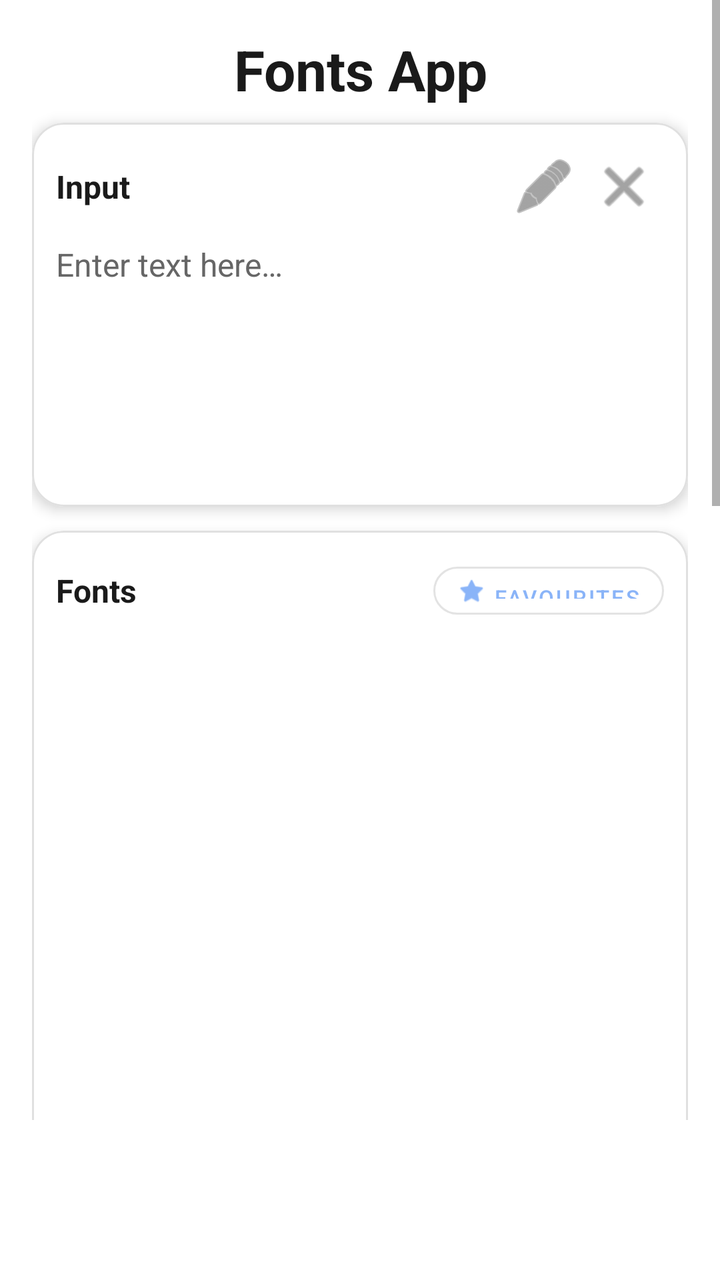
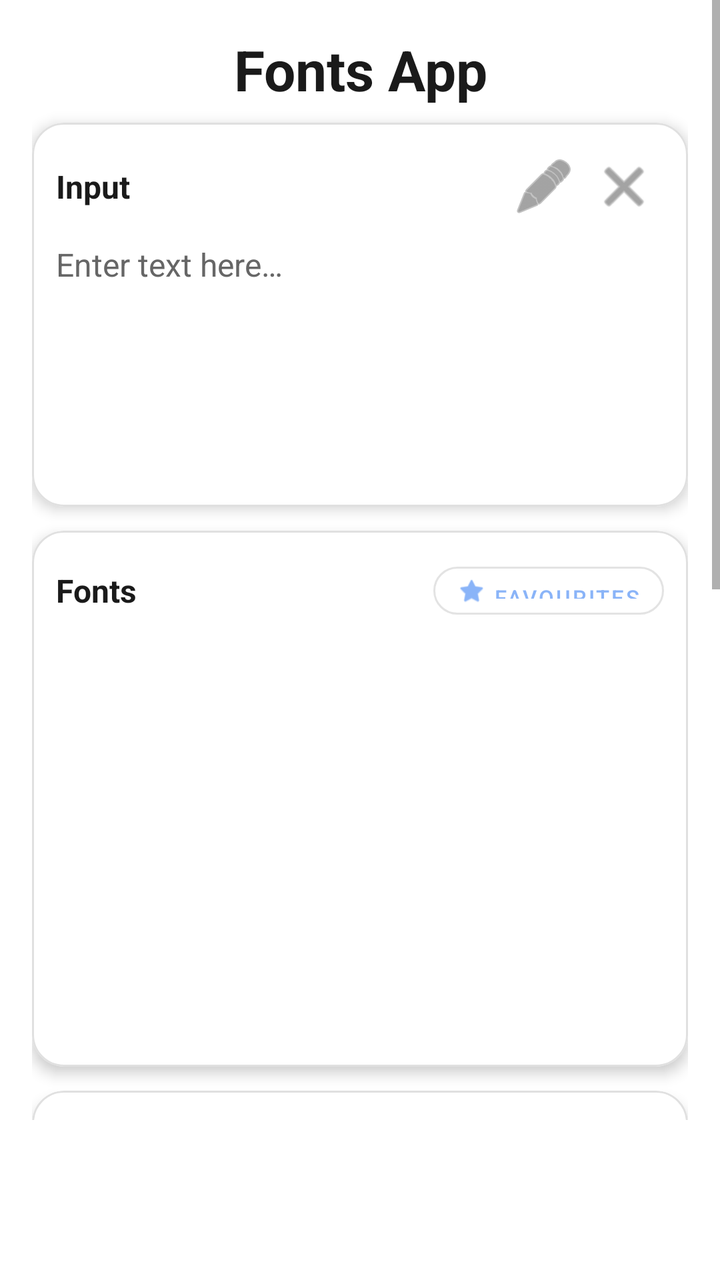

Before-and-after screenshots of an Android layout around one commit, followed by the original layout XML and the change that was made.
<!-- AndroidManifest.xml: application theme Theme.FontsApp -->
<!-- res/layout/activity_main.xml -->
<?xml version="1.0" encoding="utf-8"?>
<ScrollView xmlns:android="http://schemas.android.com/apk/res/android"
    xmlns:app="http://schemas.android.com/apk/res-auto"
    android:layout_width="match_parent"
    android:layout_height="match_parent"
    android:fillViewport="true"
    android:background="?android:colorBackground"
    android:paddingBottom="80dp">

    <LinearLayout
        android:layout_width="match_parent"
        android:layout_height="wrap_content"
        android:orientation="vertical"
        android:gravity="center_horizontal"
        android:padding="16dp">

        <TextView
            android:id="@+id/tvTitle"
            android:layout_width="wrap_content"
            android:layout_height="wrap_content"
            android:text="@string/app_name"
            android:textSize="28sp"
            android:textStyle="bold"
            android:textColor="@color/text_primary"
            android:layout_marginBottom="8dp"
            android:gravity="center" />

        <com.google.android.material.card.MaterialCardView
            android:layout_width="match_parent"
            android:layout_height="wrap_content"
            android:layout_marginBottom="12dp"
            app:cardCornerRadius="16dp"
            app:cardElevation="4dp"
            app:cardBackgroundColor="@color/card_background"
            app:strokeWidth="1dp"
            app:strokeColor="@color/divider">

            <LinearLayout
                android:layout_width="match_parent"
                android:layout_height="wrap_content"
                android:orientation="vertical"
                android:padding="12dp">

                <LinearLayout
                    android:layout_width="match_parent"
                    android:layout_height="wrap_content"
                    android:orientation="horizontal"
                    android:gravity="center_vertical"
                    android:layout_marginBottom="8dp">

                    <TextView
                        android:layout_width="0dp"
                        android:layout_height="wrap_content"
                        android:layout_weight="1"
                        android:text="Input"
                        android:textSize="16sp"
                        android:textStyle="bold"
                        android:textColor="@color/text_primary" />

                    <ImageButton
                        android:id="@+id/btnPaste"
                        android:layout_width="40dp"
                        android:layout_height="40dp"
                        android:src="@android:drawable/ic_menu_edit"
                        android:background="?android:attr/selectableItemBackgroundBorderless"
                        android:contentDescription="@string/paste"
                        android:tint="@color/text_secondary" />

                    <ImageButton
                        android:id="@+id/btnClearInput"
                        android:layout_width="40dp"
                        android:layout_height="40dp"
                        android:src="@android:drawable/ic_menu_close_clear_cancel"
                        android:background="?android:attr/selectableItemBackgroundBorderless"
                        android:contentDescription="@string/clear_input"
                        android:tint="@color/text_secondary" />

                </LinearLayout>

                <EditText
                    android:id="@+id/etInput"
                    android:layout_width="match_parent"
                    android:layout_height="120dp"
                    android:gravity="top|start"
                    android:hint="@string/input_hint"
                    android:textSize="16sp"
                    android:background="@android:color/transparent"
                    android:inputType="textMultiLine|textCapSentences"
                    android:textColor="@color/text_primary"
                    android:textColorHint="@color/text_secondary" />

            </LinearLayout>

        </com.google.android.material.card.MaterialCardView>

        <com.google.android.material.card.MaterialCardView
            android:layout_width="match_parent"
            android:layout_height="wrap_content"
            android:layout_marginBottom="12dp"
            app:cardCornerRadius="16dp"
            app:cardElevation="4dp"
            app:cardBackgroundColor="@color/card_background"
            app:strokeWidth="1dp"
            app:strokeColor="@color/divider">

            <LinearLayout
                android:layout_width="match_parent"
                android:layout_height="wrap_content"
                android:orientation="vertical"
                android:padding="12dp">

                <LinearLayout
                    android:layout_width="match_parent"
                    android:layout_height="wrap_content"
                    android:orientation="horizontal"
                    android:gravity="center_vertical"
                    android:layout_marginBottom="8dp">

                    <TextView
                        android:layout_width="0dp"
                        android:layout_height="wrap_content"
                        android:layout_weight="1"
                        android:text="Fonts"
                        android:textSize="16sp"
                        android:textStyle="bold"
                        android:textColor="@color/text_primary" />

                    <com.google.android.material.button.MaterialButton
                        android:id="@+id/btnToggleFavs"
                        style="@style/Widget.FontsApp.Button.Outlined"
                        android:layout_width="wrap_content"
                        android:layout_height="36dp"
                        android:text="Favourites"
                        android:textSize="11sp"
                        app:icon="@android:drawable/btn_star_big_on"
                        app:iconSize="14dp" />

                </LinearLayout>

                <androidx.recyclerview.widget.RecyclerView
                    android:id="@+id/rvFonts"
                    android:layout_width="match_parent"
                    android:layout_height="400dp"
                    android:nestedScrollingEnabled="true"
                    android:clipToPadding="true"
                    android:scrollbars="vertical" />

            </LinearLayout>

        </com.google.android.material.card.MaterialCardView>

        <com.google.android.material.card.MaterialCardView
            android:id="@+id/cardSymbols"
            android:layout_width="match_parent"
            android:layout_height="wrap_content"
            android:layout_marginBottom="12dp"
            android:visibility="gone"
            app:cardCornerRadius="16dp"
            app:cardElevation="4dp"
            app:cardBackgroundColor="@color/card_background"
            app:strokeWidth="1dp"
            app:strokeColor="@color/divider">

            <LinearLayout
                android:layout_width="match_parent"
                android:layout_height="wrap_content"
                android:orientation="vertical"
                android:padding="12dp">

                <LinearLayout
                    android:layout_width="match_parent"
                    android:layout_height="wrap_content"
                    android:orientation="horizontal"
                    android:gravity="center_vertical"
                    android:layout_marginBottom="8dp">

                    <TextView
                        android:id="@+id/tvSymbolsHeader"
                        android:layout_width="0dp"
                        android:layout_height="wrap_content"
                        android:layout_weight="1"
                        android:text="Symbols"
                        android:textSize="14sp"
                        android:textStyle="bold"
                        android:textColor="@color/text_primary"
                        android:clickable="true"
                        android:focusable="true"
                        android:background="?android:attr/selectableItemBackground" />

                    <com.google.android.material.button.MaterialButton
                        android:id="@+id/btnHideSymbols"
                        style="@style/Widget.FontsApp.Button.Outlined"
                        android:layout_width="wrap_content"
                        android:layout_height="32dp"
                        android:text="Hide"
                        android:textSize="10sp" />

                </LinearLayout>

                <com.google.android.flexbox.FlexboxLayout
                    android:id="@+id/flexSymbols"
                    android:layout_width="match_parent"
                    android:layout_height="wrap_content"
                    app:flexWrap="wrap"
                    app:justifyContent="flex_start" />

            </LinearLayout>

        </com.google.android.material.card.MaterialCardView>

        <com.google.android.material.card.MaterialCardView
            android:id="@+id/cardEmojis"
            android:layout_width="match_parent"
            android:layout_height="wrap_content"
            android:layout_marginBottom="12dp"
            android:visibility="gone"
            app:cardCornerRadius="16dp"
            app:cardElevation="4dp"
            app:cardBackgroundColor="@color/card_background"
            app:strokeWidth="1dp"
            app:strokeColor="@color/divider">

            <LinearLayout
                android:layout_width="match_parent"
                android:layout_height="wrap_content"
                android:orientation="vertical"
                android:padding="12dp">

                <LinearLayout
                    android:layout_width="match_parent"
                    android:layout_height="wrap_content"
                    android:orientation="horizontal"
                    android:gravity="center_vertical"
                    android:layout_marginBottom="8dp">

                    <TextView
                        android:id="@+id/tvEmojisHeader"
                        android:layout_width="0dp"
                        android:layout_height="wrap_content"
                        android:layout_weight="1"
                        android:text="Emojis"
                        android:textSize="14sp"
                        android:textStyle="bold"
                        android:textColor="@color/text_primary"
                        android:clickable="true"
                        android:focusable="true"
                        android:background="?android:attr/selectableItemBackground" />

                    <com.google.android.material.button.MaterialButton
                        android:id="@+id/btnHideEmojis"
                        style="@style/Widget.FontsApp.Button.Outlined"
                        android:layout_width="wrap_content"
                        android:layout_height="32dp"
                        android:text="Hide"
                        android:textSize="10sp" />

                </LinearLayout>

                <com.google.android.flexbox.FlexboxLayout
                    android:id="@+id/flexEmojis"
                    android:layout_width="match_parent"
                    android:layout_height="wrap_content"
                    app:flexWrap="wrap"
                    app:justifyContent="flex_start" />

            </LinearLayout>

        </com.google.android.material.card.MaterialCardView>

        <com.google.android.material.card.MaterialCardView
            android:layout_width="match_parent"
            android:layout_height="wrap_content"
            android:layout_marginBottom="12dp"
            app:cardCornerRadius="16dp"
            app:cardElevation="4dp"
            app:cardBackgroundColor="@color/card_background"
            app:strokeWidth="1dp"
            app:strokeColor="@color/divider">

            <LinearLayout
                android:layout_width="match_parent"
                android:layout_height="wrap_content"
                android:orientation="vertical"
                android:padding="12dp">

                <LinearLayout
                    android:layout_width="match_parent"
                    android:layout_height="wrap_content"
                    android:orientation="horizontal"
                    android:gravity="center_vertical"
                    android:layout_marginBottom="8dp">

                    <TextView
                        android:layout_width="0dp"
                        android:layout_height="wrap_content"
                        android:layout_weight="1"
                        android:text="Output"
                        android:textSize="16sp"
                        android:textStyle="bold"
                        android:textColor="@color/text_primary" />

                    <ImageButton
                        android:id="@+id/btnCopy"
                        android:layout_width="40dp"
                        android:layout_height="40dp"
                        android:src="@android:drawable/ic_menu_share"
                        android:background="?android:attr/selectableItemBackgroundBorderless"
                        android:contentDescription="@string/copy"
                        android:tint="@color/text_secondary" />

                    <ImageButton
                        android:id="@+id/btnClearOutput"
                        android:layout_width="40dp"
                        android:layout_height="40dp"
                        android:src="@android:drawable/ic_menu_close_clear_cancel"
                        android:background="?android:attr/selectableItemBackgroundBorderless"
                        android:contentDescription="@string/clear_output"
                        android:tint="@color/text_secondary" />

                </LinearLayout>

                <TextView
                    android:id="@+id/etOutput"
                    android:layout_width="match_parent"
                    android:layout_height="120dp"
                    android:gravity="top|start"
                    android:hint="@string/output_hint"
                    android:textSize="16sp"
                    android:background="@android:color/transparent"
                    android:textColor="@color/text_primary"
                    android:textColorHint="@color/text_secondary"
                    android:textIsSelectable="true"
                    android:scrollbars="vertical" />

                <LinearLayout
                    android:layout_width="match_parent"
                    android:layout_height="wrap_content"
                    android:orientation="horizontal"
                    android:gravity="center_vertical"
                    android:layout_marginTop="8dp">

                    <TextView
                        android:layout_width="wrap_content"
                        android:layout_height="wrap_content"
                        android:text="Size:"
                        android:textSize="12sp"
                        android:textColor="@color/text_secondary"
                        android:layout_marginEnd="8dp" />

                    <SeekBar
                        android:id="@+id/sbFontSize"
                        android:layout_width="0dp"
                        android:layout_height="wrap_content"
                        android:layout_weight="1"
                        android:max="40"
                        android:progress="16"
                        android:min="8" />

                    <TextView
                        android:id="@+id/tvFontSize"
                        android:layout_width="40dp"
                        android:layout_height="wrap_content"
                        android:text="16"
                        android:textSize="12sp"
                        android:textColor="@color/text_secondary"
                        android:gravity="center" />

                </LinearLayout>

            </LinearLayout>

        </com.google.android.material.card.MaterialCardView>

        <com.google.android.material.card.MaterialCardView
            android:layout_width="match_parent"
            android:layout_height="wrap_content"
            android:layout_marginBottom="12dp"
            app:cardCornerRadius="16dp"
            app:cardElevation="4dp"
            app:cardBackgroundColor="@color/card_background"
            app:strokeWidth="1dp"
            app:strokeColor="@color/divider">

            <LinearLayout
                android:layout_width="match_parent"
                android:layout_height="wrap_content"
                android:orientation="vertical"
                android:padding="12dp">

                <TextView
                    android:layout_width="wrap_content"
                    android:layout_height="wrap_content"
                    android:text="Transform"
                    android:textSize="14sp"
                    android:textStyle="bold"
                    android:textColor="@color/text_primary"
                    android:layout_marginBottom="8dp" />

                <LinearLayout
                    android:layout_width="match_parent"
                    android:layout_height="wrap_content"
                    android:orientation="horizontal"
                    android:gravity="center">

                    <com.google.android.material.button.MaterialButton
                        android:id="@+id/btnFlipUp"
                        style="@style/Widget.FontsApp.Button.Outlined"
                        android:layout_width="0dp"
                        android:layout_height="wrap_content"
                        android:layout_weight="1"
                        android:layout_marginEnd="4dp"
                        android:text="@string/flip_up"
                        android:textSize="11sp" />

                    <com.google.android.material.button.MaterialButton
                        android:id="@+id/btnFlipDown"
                        style="@style/Widget.FontsApp.Button.Outlined"
                        android:layout_width="0dp"
                        android:layout_height="wrap_content"
                        android:layout_weight="1"
                        android:layout_marginEnd="4dp"
                        android:text="@string/flip_down"
                        android:textSize="11sp" />

                    <com.google.android.material.button.MaterialButton
                        android:id="@+id/btnFlipLeft"
                        style="@style/Widget.FontsApp.Button.Outlined"
                        android:layout_width="0dp"
                        android:layout_height="wrap_content"
                        android:layout_weight="1"
                        android:layout_marginEnd="4dp"
                        android:text="@string/flip_left"
                        android:textSize="11sp" />

                    <com.google.android.material.button.MaterialButton
                        android:id="@+id/btnFlipRight"
                        style="@style/Widget.FontsApp.Button.Outlined"
                        android:layout_width="0dp"
                        android:layout_height="wrap_content"
                        android:layout_weight="1"
                        android:layout_marginEnd="4dp"
                        android:text="@string/flip_right"
                        android:textSize="11sp" />

                    <com.google.android.material.button.MaterialButton
                        android:id="@+id/btnReverse"
                        style="@style/Widget.FontsApp.Button.Outlined"
                        android:layout_width="0dp"
                        android:layout_height="wrap_content"
                        android:layout_weight="1"
                        android:text="@string/reverse"
                        android:textSize="11sp" />

                </LinearLayout>

            </LinearLayout>

        </com.google.android.material.card.MaterialCardView>

        <com.google.android.material.card.MaterialCardView
            android:layout_width="match_parent"
            android:layout_height="wrap_content"
            android:layout_marginBottom="12dp"
            app:cardCornerRadius="16dp"
            app:cardElevation="4dp"
            app:cardBackgroundColor="@color/card_background"
            app:strokeWidth="1dp"
            app:strokeColor="@color/divider">

            <LinearLayout
                android:layout_width="match_parent"
                android:layout_height="wrap_content"
                android:orientation="vertical"
                android:padding="12dp">

                <TextView
                    android:layout_width="wrap_content"
                    android:layout_height="wrap_content"
                    android:text="Actions"
                    android:textSize="14sp"
                    android:textStyle="bold"
                    android:textColor="@color/text_primary"
                    android:layout_marginBottom="8dp" />

                <LinearLayout
                    android:layout_width="match_parent"
                    android:layout_height="wrap_content"
                    android:orientation="horizontal"
                    android:gravity="center"
                    android:layout_marginBottom="8dp">

                    <com.google.android.material.button.MaterialButton
                        android:id="@+id/btnSymbols"
                        style="@style/Widget.FontsApp.Button"
                        android:layout_width="0dp"
                        android:layout_height="wrap_content"
                        android:layout_weight="1"
                        android:layout_marginEnd="4dp"
                        android:text="@string/symbols"
                        android:textSize="11sp"
                        app:icon="@android:drawable/ic_menu_sort_by_size"
                        app:iconSize="16dp" />

                    <com.google.android.material.button.MaterialButton
                        android:id="@+id/btnEmojis"
                        style="@style/Widget.FontsApp.Button"
                        android:layout_width="0dp"
                        android:layout_height="wrap_content"
                        android:layout_weight="1"
                        android:layout_marginEnd="4dp"
                        android:text="@string/emojis"
                        android:textSize="11sp"
                        app:icon="@android:drawable/ic_menu_gallery"
                        app:iconSize="16dp" />

                    <com.google.android.material.button.MaterialButton
                        android:id="@+id/btnSave"
                        style="@style/Widget.FontsApp.Button"
                        android:layout_width="0dp"
                        android:layout_height="wrap_content"
                        android:layout_weight="1"
                        android:text="@string/save"
                        android:textSize="11sp"
                        app:icon="@android:drawable/ic_menu_save"
                        app:iconSize="16dp" />

                </LinearLayout>

                <LinearLayout
                    android:layout_width="match_parent"
                    android:layout_height="wrap_content"
                    android:orientation="horizontal"
                    android:gravity="center">

                    <com.google.android.material.button.MaterialButton
                        android:id="@+id/btnLoad"
                        style="@style/Widget.FontsApp.Button"
                        android:layout_width="0dp"
                        android:layout_height="wrap_content"
                        android:layout_weight="1"
                        android:layout_marginEnd="4dp"
                        android:text="@string/load"
                        android:textSize="11sp"
                        app:icon="@android:drawable/ic_menu_upload"
                        app:iconSize="16dp" />

                    <com.google.android.material.button.MaterialButton
                        android:id="@+id/btnUploadFont"
                        style="@style/Widget.FontsApp.Button"
                        android:layout_width="0dp"
                        android:layout_height="wrap_content"
                        android:layout_weight="1"
                        android:layout_marginEnd="4dp"
                        android:text="@string/upload_font"
                        android:textSize="11sp"
                        app:icon="@android:drawable/ic_menu_add"
                        app:iconSize="16dp" />

                    <com.google.android.material.button.MaterialButton
                        android:id="@+id/btnCopyOutput"
                        style="@style/Widget.FontsApp.Button"
                        android:layout_width="0dp"
                        android:layout_height="wrap_content"
                        android:layout_weight="1"
                        android:text="@string/copy"
                        android:textSize="11sp"
                        app:icon="@android:drawable/ic_menu_share"
                        app:iconSize="16dp" />

                </LinearLayout>

            </LinearLayout>

        </com.google.android.material.card.MaterialCardView>

        <LinearLayout
            android:layout_width="match_parent"
            android:layout_height="wrap_content"
            android:orientation="horizontal"
            android:gravity="center"
            android:layout_marginBottom="16dp">

            <com.google.android.material.button.MaterialButton
                android:id="@+id/btnSettings"
                style="@style/Widget.FontsApp.Button"
                android:layout_width="0dp"
                android:layout_height="wrap_content"
                android:layout_weight="1"
                android:layout_marginEnd="8dp"
                android:text="@string/settings"
                app:icon="@android:drawable/ic_menu_preferences" />

            <com.google.android.material.button.MaterialButton
                android:id="@+id/btnAbout"
                style="@style/Widget.FontsApp.Button"
                android:layout_width="0dp"
                android:layout_height="wrap_content"
                android:layout_weight="1"
                android:text="@string/about"
                app:icon="@android:drawable/ic_menu_info_details" />

        </LinearLayout>

        <TextView
            android:id="@+id/tvStatus"
            android:layout_width="match_parent"
            android:layout_height="wrap_content"
            android:gravity="center"
            android:textSize="14sp"
            android:textColor="@color/accent_green"
            android:alpha="0"
            android:padding="8dp" />

    </LinearLayout>

</ScrollView>
<!-- resources referenced by this layout -->
<resources>
  <color name="accent_green">#FF4CAF50</color>
  <color name="card_background">#FFFFFFFF</color>
  <color name="divider">#FFE0E0E0</color>
  <color name="text_primary">#FF1A1A1A</color>
  <color name="text_secondary">#FF666666</color>
  <string name="about">About</string>
  <string name="app_name">Fonts App</string>
  <string name="clear_input">Clear Input</string>
  <string name="clear_output">Clear Output</string>
  <string name="copy">Copy</string>
  <string name="emojis">Emojis</string>
  <string name="flip_down">Flip Down</string>
  <string name="flip_left">Flip Left</string>
  <string name="flip_right">Flip Right</string>
  <string name="flip_up">Flip Up</string>
  <string name="input_hint">Enter text here…</string>
  <string name="load">Load</string>
  <string name="output_hint">Styled text appears here…</string>
  <string name="paste">Paste</string>
  <string name="reverse">Reverse</string>
  <string name="save">Save</string>
  <string name="settings">Settings</string>
  <string name="symbols">Symbols</string>
  <string name="upload_font">Upload Font</string>
  <style name="Widget.FontsApp.Button" parent="Widget.MaterialComponents.Button">
          <item name="android:textSize">13sp</item>
          <item name="cornerRadius">12dp</item>
          <item name="android:paddingStart">12dp</item>
          <item name="android:paddingEnd">12dp</item>
          <item name="android:paddingTop">8dp</item>
          <item name="android:paddingBottom">8dp</item>
      </style>
  <style name="Widget.FontsApp.Button.Outlined" parent="Widget.MaterialComponents.Button.OutlinedButton">
          <item name="android:textSize">13sp</item>
          <item name="cornerRadius">12dp</item>
          <item name="android:paddingStart">12dp</item>
          <item name="android:paddingEnd">12dp</item>
          <item name="android:paddingTop">8dp</item>
          <item name="android:paddingBottom">8dp</item>
      </style>
  <style name="Theme.FontsApp" parent="Theme.MaterialComponents.DayNight.NoActionBar">
          <item name="colorPrimary">@color/primary</item>
          <item name="colorPrimaryVariant">@color/primary_variant</item>
          <item name="colorOnPrimary">@color/on_primary</item>
          <item name="colorSecondary">@color/secondary</item>
          <item name="colorSecondaryVariant">@color/secondary_variant</item>
          <item name="colorOnSecondary">@color/on_secondary</item>
          <item name="android:colorBackground">@color/background</item>
          <item name="colorSurface">@color/surface</item>
          <item name="colorOnSurface">@color/on_surface</item>
          <item name="colorError">@color/error</item>
          <item name="android:statusBarColor">@color/background</item>
          <item name="android:navigationBarColor">@color/background</item>
          <item name="android:forceDarkAllowed">false</item>
      </style>
  <color name="primary">#FF8AB4F8</color>
  <color name="primary_variant">#FF6B9CE8</color>
  <color name="on_primary">#FF000000</color>
  <color name="secondary">#FFF28B82</color>
  <color name="secondary_variant">#FFE87A5B</color>
  <color name="on_secondary">#FF000000</color>
  <color name="background">#FFFFFFFF</color>
  <color name="surface">#FFF5F5F5</color>
  <color name="on_surface">#FF1A1A1A</color>
  <color name="error">#FFB00020</color>
</resources>

<!-- the commit's change to res/layout/activity_main.xml (unified diff, before → after) -->
@@ -140,7 +140,7 @@
                 <androidx.recyclerview.widget.RecyclerView
                     android:id="@+id/rvFonts"
                     android:layout_width="match_parent"
-                    android:layout_height="400dp"
+                    android:layout_height="200dp"
                     android:nestedScrollingEnabled="true"
                     android:clipToPadding="true"
                     android:scrollbars="vertical" />
@@ -330,7 +330,9 @@
                     android:textColor="@color/text_primary"
                     android:textColorHint="@color/text_secondary"
                     android:textIsSelectable="true"
-                    android:scrollbars="vertical" />
+                    android:scrollbars="vertical"
+                    android:clickable="true"
+                    android:focusable="true" />
 
                 <LinearLayout
                     android:layout_width="match_parent"
